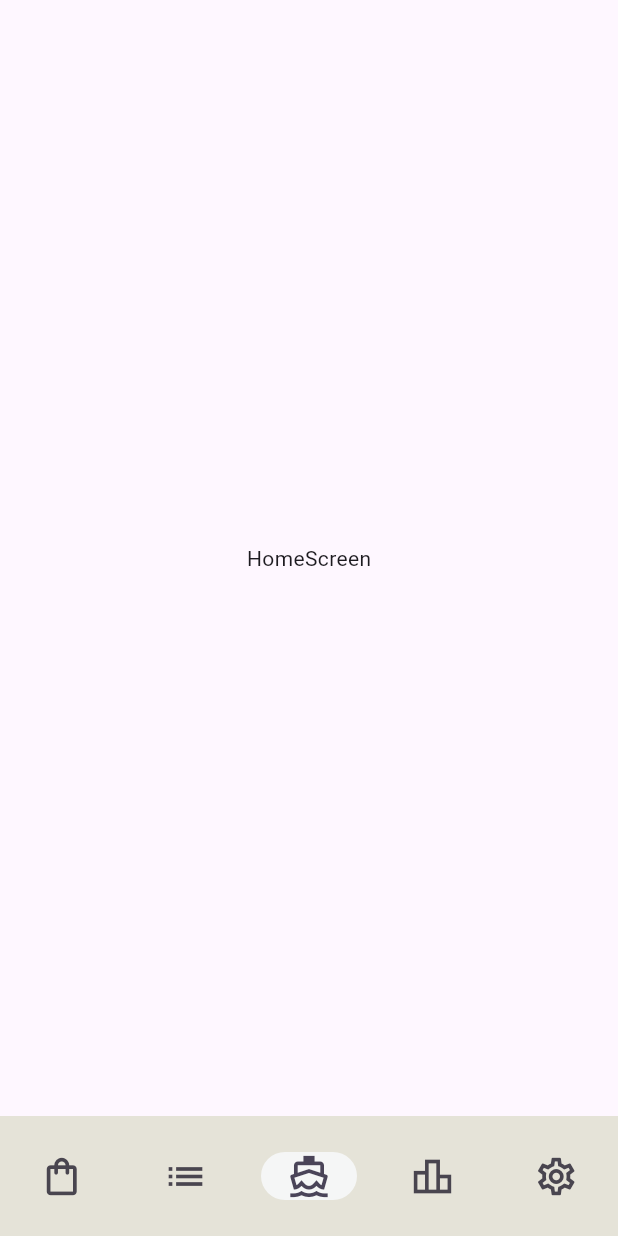
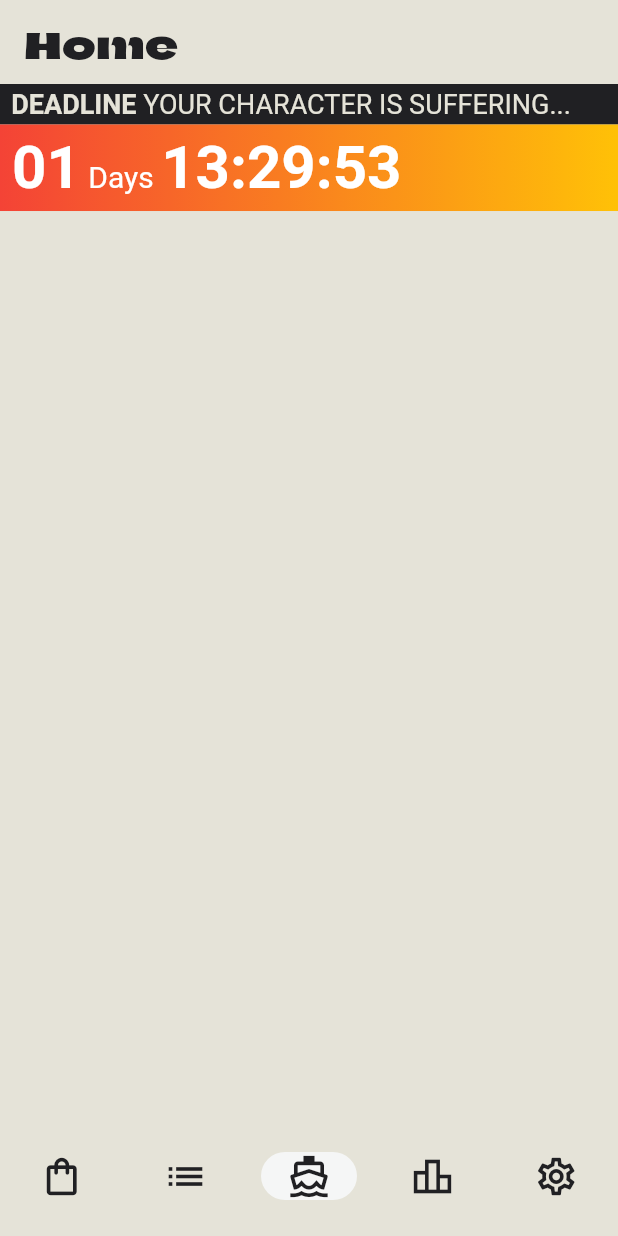
Before and after one commit to DutchVandaline/Pequod, a Flutter app: the screen it shows after launch, on a phone screen of 412 x 824 dp. Run offline on Flutter 3.47's test engine with Material 3 defaults, Android fonts, the phone set to English and light mode, and no system bars.

Commit message:
Added Timer
Added Timer on HomeScreen and modified the app bar title with Climate Crisis font

```diff
--- a/lib/Screens/HabitScreen.dart
+++ b/lib/Screens/HabitScreen.dart
@@ -1,4 +1,5 @@
 import 'package:flutter/material.dart';
+import 'package:pequod/Widgets/ClimateCrisisTextWidget.dart';
 
 class HabitScreen extends StatefulWidget {
   const HabitScreen({super.key});
@@ -11,6 +12,13 @@ class _HabitScreenState extends State<HabitScreen> {
   @override
   Widget build(BuildContext context) {
     return Scaffold(
+      appBar: AppBar(
+        centerTitle: false,
+        elevation: 0.0,
+        shadowColor: Colors.transparent,
+        backgroundColor: Theme.of(context).scaffoldBackgroundColor,
+        title: ClimateChangeTextWidget("Habits"),
+      ),
       body: Text("HabitScreen"),
     );
   }
--- a/lib/Screens/HomeScreen.dart
+++ b/lib/Screens/HomeScreen.dart
@@ -1,4 +1,6 @@
 import 'package:flutter/material.dart';
+import 'package:pequod/Widgets/ClimateCrisisTextWidget.dart';
+import 'package:pequod/Widgets/CountDownWidget.dart';
 
 class HomeScreen extends StatefulWidget {
   const HomeScreen({super.key});
@@ -11,8 +13,52 @@ class _HomeScreenState extends State<HomeScreen> {
   @override
   Widget build(BuildContext context) {
     return Scaffold(
-
-      body: Center(child: Text("HomeScreen")),
-    );
+        backgroundColor: Theme.of(context).primaryColor,
+        appBar: AppBar(
+          backgroundColor: Theme.of(context).scaffoldBackgroundColor,
+          centerTitle: false,
+          title: ClimateChangeTextWidget("Home"),
+        ),
+        body: Column(
+          mainAxisAlignment: MainAxisAlignment.start,
+          children: [
+            Container(
+              color: Theme.of(context).primaryColorLight,
+              alignment: Alignment.topLeft,
+              child: Padding(
+                padding: EdgeInsets.all(3.0),
+                child: RichText(
+                  text: TextSpan(
+                    text: " DEADLINE ",
+                    style: TextStyle(
+                        fontWeight: FontWeight.bold,
+                        fontSize: 18.0,
+                        color: Theme.of(context).primaryColor),
+                    children: [
+                      TextSpan(
+                        text: "YOUR CHARACTER IS SUFFERING...",
+                        style: TextStyle(
+                            fontWeight: FontWeight.normal,
+                            fontSize: 18.0,
+                            color: Theme.of(context).primaryColor),
+                      )
+                    ],
+                  ),
+                ),
+              ),
+            ),
+            Container(
+                height: MediaQuery.of(context).size.height * 0.07,
+                width: MediaQuery.of(context).size.width,
+                alignment: Alignment.centerLeft,
+                decoration: BoxDecoration(
+                    gradient:
+                        LinearGradient(colors: [Colors.red, Colors.amber])),
+                child: Padding(
+                  padding: EdgeInsets.only(left: 8.0),
+                  child: CountDownWidget(deadline: DateTime(2024, 06, 30)),
+                )),
+          ],
+        ));
   }
 }
--- a/lib/Screens/LeaderBoardScreen.dart
+++ b/lib/Screens/LeaderBoardScreen.dart
@@ -1,4 +1,5 @@
 import 'package:flutter/material.dart';
+import 'package:pequod/Widgets/ClimateCrisisTextWidget.dart';
 
 class LeaderBoardScreen extends StatefulWidget {
   const LeaderBoardScreen({super.key});
@@ -10,6 +11,14 @@ class LeaderBoardScreen extends StatefulWidget {
 class _LeaderBoardScreenState extends State<LeaderBoardScreen> {
   @override
   Widget build(BuildContext context) {
-    return const Placeholder();
+    return Scaffold(
+      appBar: AppBar(
+        centerTitle: false,
+        elevation: 0.0,
+        shadowColor: Colors.transparent,
+        backgroundColor: Theme.of(context).scaffoldBackgroundColor,
+        title: ClimateChangeTextWidget("LeaderBoard"),
+      ),
+    );
   }
 }
--- a/lib/Screens/MainScreen.dart
+++ b/lib/Screens/MainScreen.dart
@@ -17,9 +17,7 @@ class _MainScreenState extends State<MainScreen> {
 
   @override
   Widget build(BuildContext context) {
-    return MaterialApp(
-      debugShowCheckedModeBanner: false,
-      home: Scaffold(
+    return Scaffold(
       body: [
         ShopScreen(),
         HabitScreen(),
@@ -29,20 +27,7 @@ class _MainScreenState extends State<MainScreen> {
       ][currentPageIndex],
       bottomNavigationBar: NavigationBar(
         indicatorColor: Theme.of(context).hoverColor,
-          destinations: const [
-            NavigationDestination(
-                icon: Icon(Icons.shopping_bag_outlined, size: 30.0), label: "Shop"),
-            NavigationDestination(
-                icon: Icon(Icons.list, size: 30.0), label: "Habit"),
-            NavigationDestination(
-                icon: Icon(Icons.directions_boat_filled_outlined, size: 30.0), label: "Home"),
-            NavigationDestination(
-                icon: Icon(Icons.leaderboard_outlined, size: 30.0), label: "Score"),
-            NavigationDestination(
-                icon: Icon(Icons.settings_outlined, size: 30.0), label: "Settings"),
-          ],
         selectedIndex: currentPageIndex,
-
         onDestinationSelected: (int index) {
           setState(() {
             currentPageIndex = index;
@@ -50,9 +35,44 @@ class _MainScreenState extends State<MainScreen> {
         },
         labelBehavior: NavigationDestinationLabelBehavior.alwaysHide,
         backgroundColor: Theme.of(context).scaffoldBackgroundColor,
-          elevation: 0.5,
+        elevation: 0.0,
+        destinations: [
+          NavigationDestination(
+              icon: Icon(
+                Icons.shopping_bag_outlined,
+                size: 30.0,
+                color: Theme.of(context).primaryColorLight,
               ),
-
+              label: "Shop"),
+          NavigationDestination(
+              icon: Icon(
+                Icons.list,
+                size: 30.0,
+                color: Theme.of(context).primaryColorLight,
+              ),
+              label: "Habit"),
+          NavigationDestination(
+              icon: Icon(
+                Icons.directions_boat_filled_outlined,
+                size: 30.0,
+                color: Theme.of(context).primaryColorLight,
+              ),
+              label: "Home"),
+          NavigationDestination(
+              icon: Icon(
+                Icons.leaderboard_outlined,
+                size: 30.0,
+                color: Theme.of(context).primaryColorLight,
+              ),
+              label: "Score"),
+          NavigationDestination(
+              icon: Icon(
+                Icons.settings_outlined,
+                size: 30.0,
+                color: Theme.of(context).primaryColorLight,
+              ),
+              label: "Settings"),
+        ],
       ),
     );
   }
--- a/lib/Screens/SettingsScreen.dart
+++ b/lib/Screens/SettingsScreen.dart
@@ -1,10 +1,20 @@
 import 'package:flutter/material.dart';
+import 'package:pequod/Widgets/ClimateCrisisTextWidget.dart';
 
 class SettingsScreen extends StatelessWidget {
   const SettingsScreen({super.key});
 
   @override
   Widget build(BuildContext context) {
-    return const Placeholder();
+    return Scaffold(
+      appBar: AppBar(
+        centerTitle: false,
+        elevation: 0.0,
+        shadowColor: Colors.transparent,
+        backgroundColor: Theme.of(context).scaffoldBackgroundColor,
+        title: ClimateChangeTextWidget("Settings"),
+      ),
+
+    );
   }
 }
--- a/lib/Screens/ShopScreen.dart
+++ b/lib/Screens/ShopScreen.dart
@@ -1,4 +1,5 @@
 import 'package:flutter/material.dart';
+import 'package:pequod/Widgets/ClimateCrisisTextWidget.dart';
 
 class ShopScreen extends StatefulWidget {
   const ShopScreen({super.key});
@@ -10,6 +11,15 @@ class ShopScreen extends StatefulWidget {
 class _ShopScreenState extends State<ShopScreen> {
   @override
   Widget build(BuildContext context) {
-    return const Placeholder();
+    return Scaffold(
+      appBar: AppBar(
+        backgroundColor: Theme.of(context).scaffoldBackgroundColor,
+        elevation: 0.0,
+        shadowColor: Colors.transparent,
+        centerTitle: false,
+        title: ClimateChangeTextWidget("Shop"),
+      ),
+      body: Text("data"),
+    );
   }
 }
--- a/lib/Theme/DarkTheme.dart
+++ b/lib/Theme/DarkTheme.dart
@@ -2,21 +2,10 @@ import 'package:flutter/material.dart';
 
 class DarkTheme {
   ThemeData get theme => ThemeData(
-      textTheme: TextTheme(
-          titleLarge: TextStyle(color: Colors.white, fontSize: 25.0)
-      ),
       brightness: Brightness.dark,
-      primaryColor: Color(0xFF2c4a44),
-      scaffoldBackgroundColor: Color(0xFF1a322e),
-      cardColor: Color(0xFF2c4a44),
-      focusColor: Color(0xFF549e66),
-      canvasColor: Colors.white,
-      shadowColor: Color(0xFF3b7a6f),
-      indicatorColor: Color(0xFF0e1715),
-      primaryColorLight: Colors.white,
-      primaryColorDark: Colors.black,
-      backgroundColor: Color(0xFF222222),
-      hoverColor: Color(0xFF1f1f1f),
-      dividerColor: Color(0xFF222222));
+      primaryColor: Color(0xFF202023),
+      primaryColorLight: Color(0xFFe5e3d8),
+      scaffoldBackgroundColor: Color(0xFF202023),
+      hoverColor: Color(0xFF2c3a47));
 
 }
--- a/lib/Theme/LightTheme.dart
+++ b/lib/Theme/LightTheme.dart
@@ -2,22 +2,9 @@ import 'package:flutter/material.dart';
 
 class LightTheme {
   ThemeData get theme => ThemeData(
-      textTheme: TextTheme(
-          titleLarge: TextStyle(color: Colors.black, fontSize: 25.0)
-      ),
       brightness: Brightness.light,
       primaryColor: Color(0xFFe5e3d8),
       scaffoldBackgroundColor: Color(0xFFe5e3d8),
-      cardColor: Colors.white,
-      focusColor: Color(0xFF549e66),
-      canvasColor: Colors.white,
-      shadowColor: Color(
-          0xFF708777), //,0xFFECB365, 0xFFead57f, 0xFFFABB51, 0xFFead5d9, 0xFF708777, 0xFFfae696
-      indicatorColor: Color(0xFF696863),
-      primaryColorLight: Colors.black,
-      primaryColorDark: Colors.white,
-      backgroundColor: Colors.white,
-      hoverColor: Color(0xFFf5f6f6),
-      dividerColor: Colors.grey.shade300);
-
+      primaryColorLight: Color(0xFF202023),
+      hoverColor: Color(0xFFf5f6f6));
 }
--- /dev/null
+++ b/lib/Widgets/ClimateCrisisTextWidget.dart
@@ -0,0 +1,35 @@
+import 'package:flutter/material.dart';
+
+class ClimateChangeTextWidget extends StatefulWidget {
+  ClimateChangeTextWidget(this.inputTitle);
+
+  String inputTitle;
+
+  @override
+  State<ClimateChangeTextWidget> createState() =>
+      _ClimateChangeTextWidgetState();
+}
+
+class _ClimateChangeTextWidgetState extends State<ClimateChangeTextWidget> {
+  bool selected = false;
+
+  @override
+  Widget build(BuildContext context) {
+    return GestureDetector(
+      onTap: () {
+        setState(() {
+          selected = !selected;
+        });
+      },
+      child: AnimatedDefaultTextStyle(
+          child: Text(widget.inputTitle),
+          style: TextStyle(
+            fontFamily: 'ClimateCrisis',
+            color: Theme.of(context).primaryColorLight,
+            fontSize: 25.0,
+            fontWeight: selected ? FontWeight.w100 : FontWeight.w800
+          ),
+          duration: Duration(milliseconds: 400)),
+    );
+  }
+}
--- /dev/null
+++ b/lib/Widgets/CountDownWidget.dart
@@ -0,0 +1,58 @@
+import 'package:flutter/material.dart';
+import 'dart:async';
+
+class CountDownWidget extends StatefulWidget {
+  final DateTime deadline;
+
+  CountDownWidget({required this.deadline});
+
+  @override
+  _CountDownWidgetState createState() => _CountDownWidgetState();
+}
+
+class _CountDownWidgetState extends State<CountDownWidget> {
+  late Duration timeLeft;
+  Timer? timer;
+
+  @override
+  void initState() {
+    super.initState();
+    timeLeft = widget.deadline.difference(DateTime.now());
+    timer = Timer.periodic(Duration(seconds: 1), (timer) {
+      setState(() {
+        timeLeft = widget.deadline.difference(DateTime.now());
+        if(timeLeft.isNegative){
+          timeLeft = Duration(days: 0, hours: 0, seconds: 0, minutes: 0, milliseconds: 0, microseconds: 0,);
+        }
+      });
+    });
+  }
+
+  @override
+  void dispose() {
+    timer?.cancel();
+    super.dispose();
+  }
+
+  @override
+  Widget build(BuildContext context) {
+    return RichText(
+      text: TextSpan(
+          style: TextStyle(
+              fontFamily: 'FjallaOne',
+              fontWeight: FontWeight.bold,
+              color: Colors.white),
+          children: [
+            TextSpan(
+                text: timeLeft.inDays.toString().padLeft(2, '0'),
+                style: TextStyle(fontSize: 40.0)),
+            TextSpan(text: " Days ", style: TextStyle(fontSize: 20.0, fontWeight: FontWeight.normal)),
+            TextSpan(
+                text: "${(timeLeft.inHours % 24).toString().padLeft(2, '0')}:"
+                    "${(timeLeft.inMinutes % 60).toInt().toString().padLeft(2, '0')}:"
+                    "${(timeLeft.inSeconds % 60).toInt().toString().padLeft(2, '0')}",
+                style: TextStyle(fontSize: 40.0)),
+          ]),
+    );
+  }
+}
```
Also changed, not shown: pubspec.yaml (+15 -6 lines), assets/fonts/ClimateCrisis-1979.otf (added), assets/fonts/ClimateCrisis-1990.otf (added), assets/fonts/ClimateCrisis-2000.otf (added), assets/fonts/ClimateCrisis-2010.otf (added), assets/fonts/ClimateCrisis-2019.otf (added), assets/fonts/ClimateCrisis-2030.otf (added), assets/fonts/ClimateCrisis-2040.otf (added), assets/fonts/ClimateCrisis-2050.otf (added), assets/fonts/FjallaOne-Regular.ttf (added), pubspec.lock. Lines whose indentation alone changed are shown as unchanged.
